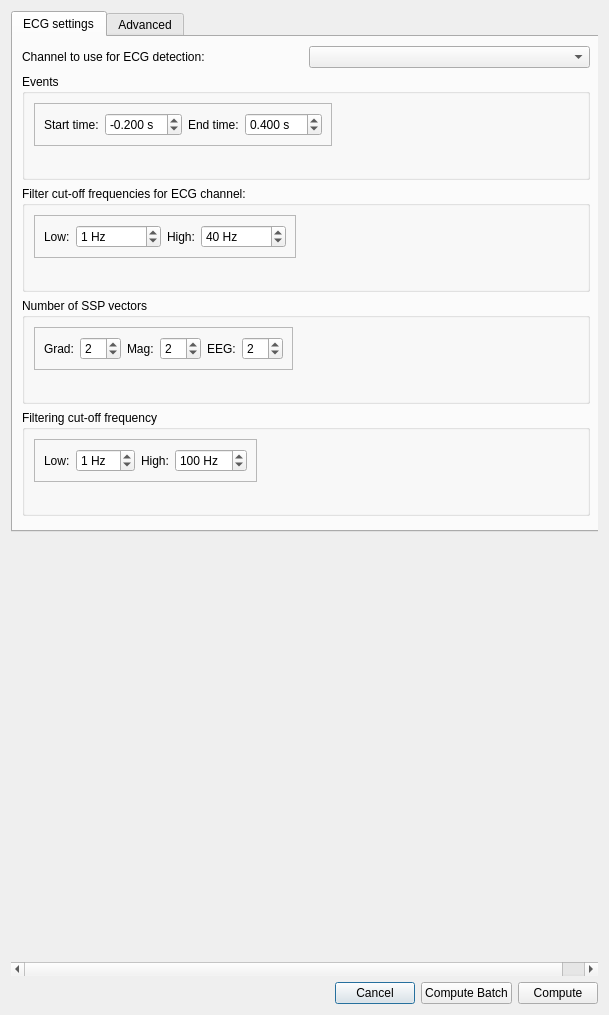
Before: the Qt Designer form qt4Designer_ui_files/ecgParametersDialogUi.ui in cibr-jyu/meggie, drawn with Qt 5.
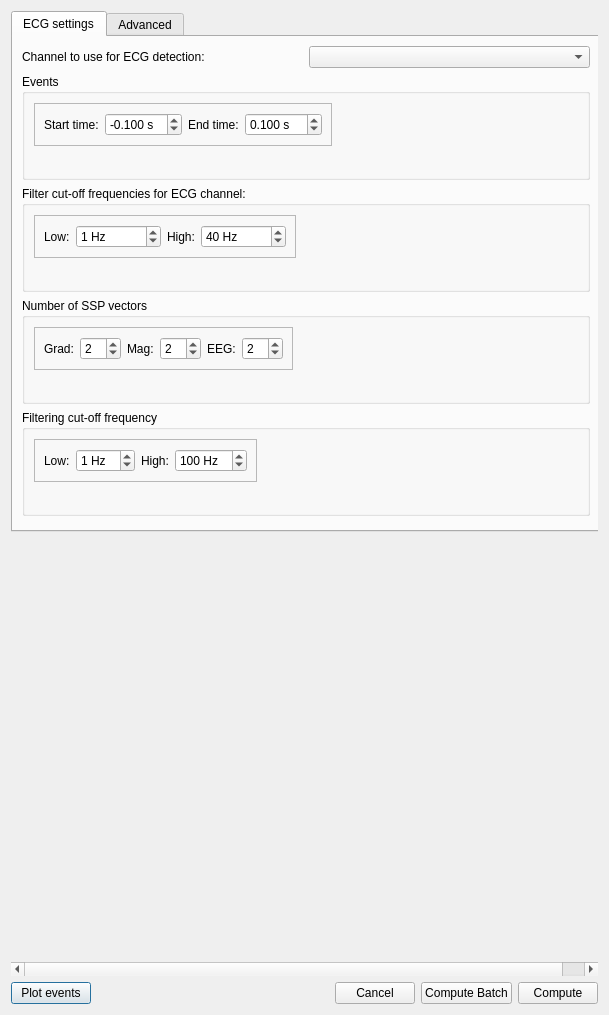
After: the same form once the commit is applied.

Commit message: Do plot for exg events

Diff of the .ui file:
```diff
--- a/qt4Designer_ui_files/ecgParametersDialogUi.ui
+++ b/qt4Designer_ui_files/ecgParametersDialogUi.ui
@@ -127,7 +127,7 @@
                        <double>0.050000000000000</double>
                       </property>
                       <property name="value">
-                       <double>-0.200000000000000</double>
+                       <double>-0.100000000000000</double>
                       </property>
                      </widget>
                     </item>
@@ -157,7 +157,7 @@
                        <double>0.050000000000000</double>
                       </property>
                       <property name="value">
-                       <double>0.400000000000000</double>
+                       <double>0.100000000000000</double>
                       </property>
                      </widget>
                     </item>
@@ -681,6 +681,13 @@
    </item>
    <item row="1" column="0">
     <layout class="QHBoxLayout" name="horizontalLayout_19">
+     <item>
+      <widget class="QPushButton" name="pushButtonPlotEvents">
+       <property name="text">
+        <string>Plot events</string>
+       </property>
+      </widget>
+     </item>
      <item>
       <spacer name="horizontalSpacer">
        <property name="orientation">
```
The commit also changes 7 other files.
